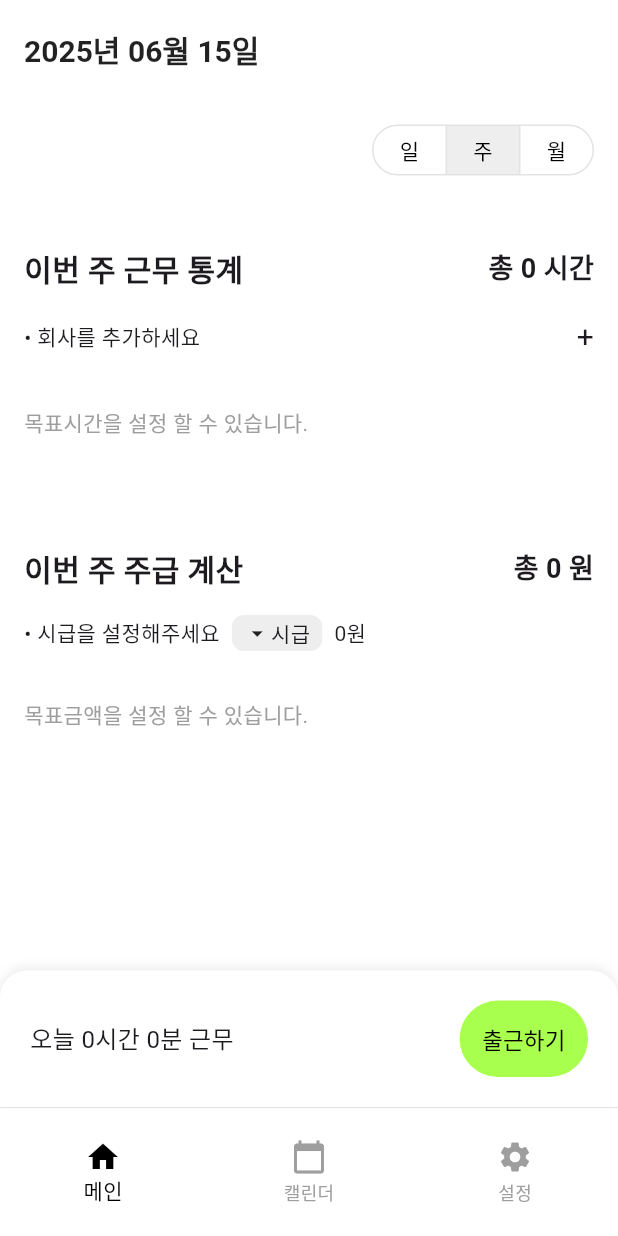
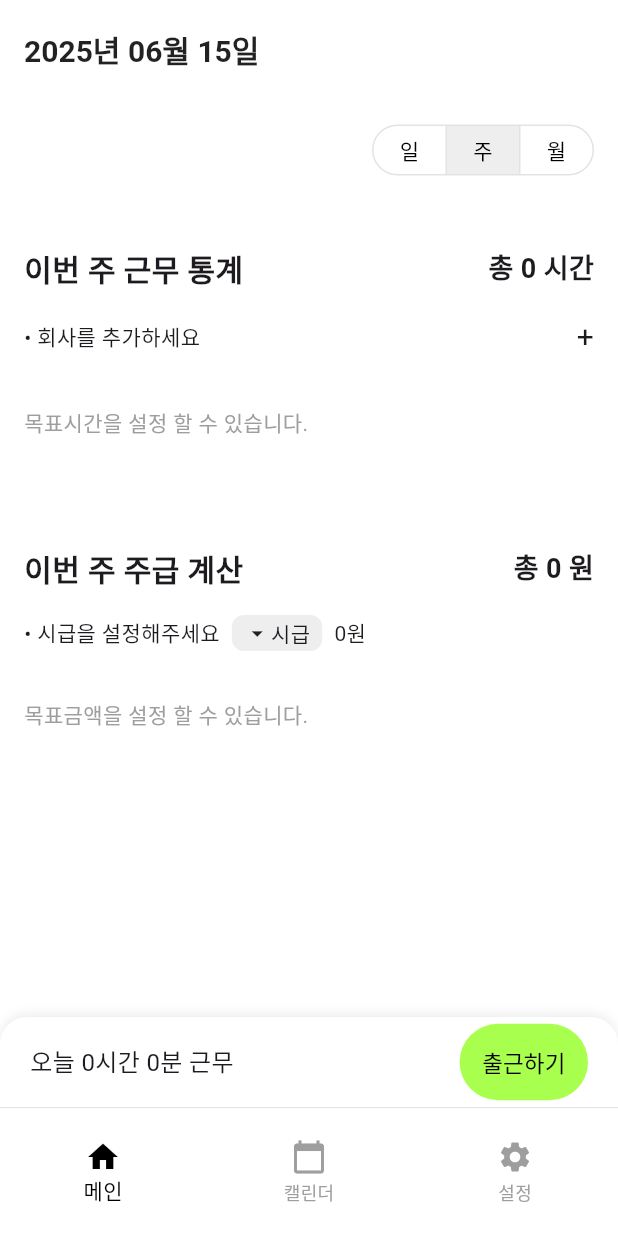
Before and after one commit to temtaemee/workcalendar2, a Flutter app: the screen it shows after launch, on a phone screen of 412 x 824 dp. Run offline on Flutter 3.47's test engine with Material 3 defaults, Android fonts, the light colour scheme and no system bars; our stand-ins replace table_calendar.

Commit message:
메인페이지 수정

```diff
--- a/lib/pages/mainpage.dart
+++ b/lib/pages/mainpage.dart
@@ -249,8 +249,9 @@ class _MainPageState extends State<MainPage> {
           ),
           const Spacer(),
           Container(
+            height: 60,
             width: double.infinity,
-            padding: const EdgeInsets.symmetric(horizontal: 20, vertical: 20),
+            padding: const EdgeInsets.symmetric(horizontal: 20, vertical: 0),
             decoration: BoxDecoration(
               color: const Color.fromARGB(255, 255, 255, 255),
               borderRadius: const BorderRadius.only(
```
